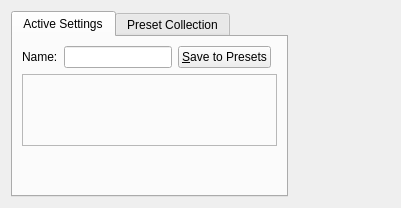
This is krita/ui/forms/wdgpaintoppresets.ui in KDE/krita as Qt 5 draws it before an edit. The edited form follows.
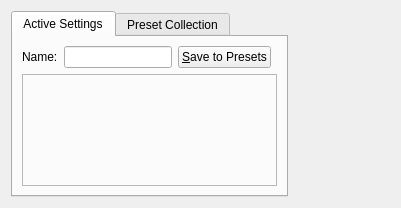
This is the edited form. Custom widgets are drawn as their Qt base class.

Commit message: remove some ugly empty space in the active settings tab

Diff of the .ui file:
```diff
--- a/krita/ui/forms/wdgpaintoppresets.ui
+++ b/krita/ui/forms/wdgpaintoppresets.ui
@@ -77,19 +77,6 @@
          </item>
         </layout>
        </item>
-       <item row="5" column="0">
-        <spacer name="verticalSpacer">
-         <property name="orientation">
-          <enum>Qt::Vertical</enum>
-         </property>
-         <property name="sizeHint" stdset="0">
-          <size>
-           <width>20</width>
-           <height>40</height>
-          </size>
-         </property>
-        </spacer>
-       </item>
       </layout>
      </widget>
      <widget class="QWidget" name="tabChooser">
```
